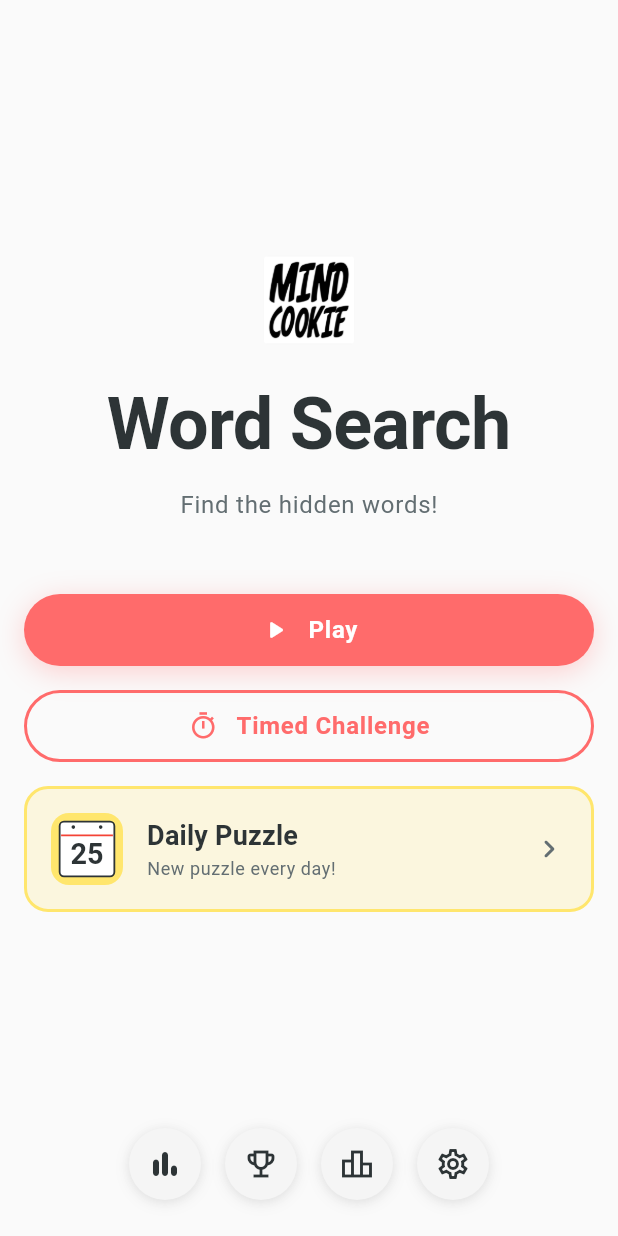
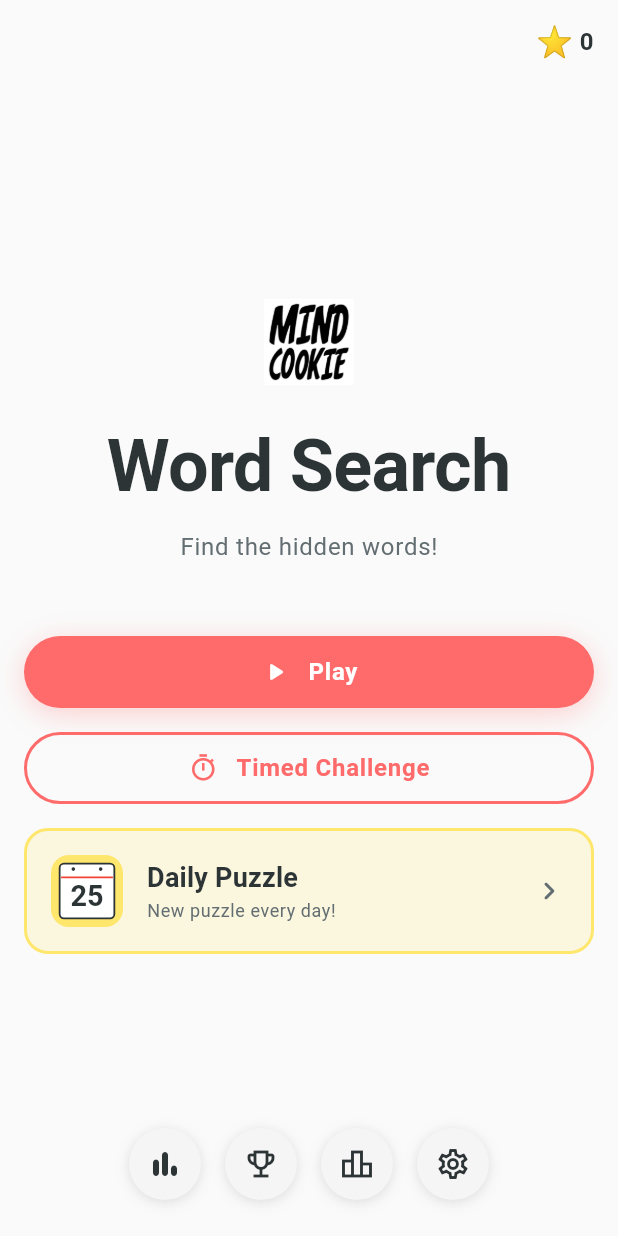
Before and after one commit to joshuarrr/wordfinder, a Flutter app: the screen it shows after launch, on a phone screen of 412 x 824 dp. Run offline on Flutter 3.47's test engine with Material 3 defaults, Android fonts, the phone set to English and light mode, and no system bars; drawn by our look-alikes of flutter_animate; our stand-ins replace flutter_riverpod, freezed_annotation, go_router, riverpod_annotation, shared_preferences; generated files the repository leaves out were written again; Roboto replaces fonts that are missing (SF Pro Display, SF Pro Rounded).

Commit message:
Add cumulative score to home screen header
- Added CumulativeScoreWidget to AppBar actions
- Converted HomeScreen to ConsumerWidget for Riverpod support
- Removed title from AppBar header
- Applied matching horizontal margins (AppSpacing.md) to header

```diff
--- a/lib/features/home/presentation/screens/home_screen.dart
+++ b/lib/features/home/presentation/screens/home_screen.dart
@@ -1,4 +1,5 @@
 import 'package:flutter/material.dart';
+import 'package:flutter_riverpod/flutter_riverpod.dart';
 import 'package:flutter_animate/flutter_animate.dart';
 import 'package:go_router/go_router.dart';
 
@@ -7,14 +8,23 @@ import '../../../../core/router/router.dart';
 import '../../../../core/theme/theme.dart';
 import '../../../../core/utils/breakpoints.dart';
 import '../../../../core/widgets/widgets.dart';
+import '../../../score/presentation/widgets/cumulative_score_widget.dart';
 
 /// Home screen with game mode selection
-class HomeScreen extends StatelessWidget {
+class HomeScreen extends ConsumerWidget {
   const HomeScreen({super.key});
 
   @override
-  Widget build(BuildContext context) {
+  Widget build(BuildContext context, WidgetRef ref) {
     return Scaffold(
+      appBar: AppBar(
+        actions: [
+          Padding(
+            padding: EdgeInsets.only(right: AppSpacing.md),
+            child: const CumulativeScoreWidget(),
+          ),
+        ],
+      ),
       body: SafeArea(
         child: LayoutBuilder(
           builder: (context, constraints) {
```
